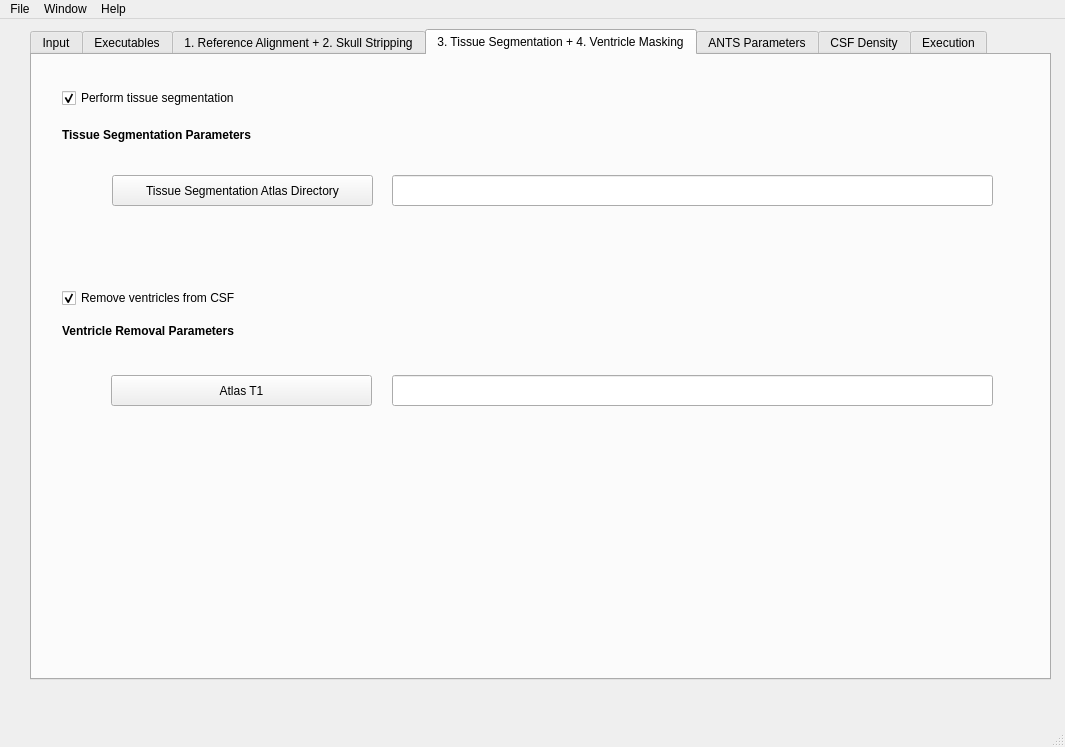
The window that src/app/csfwindow.ui (NIRALUser/auto_EACSF) describes before a commit, drawn with Qt 5.
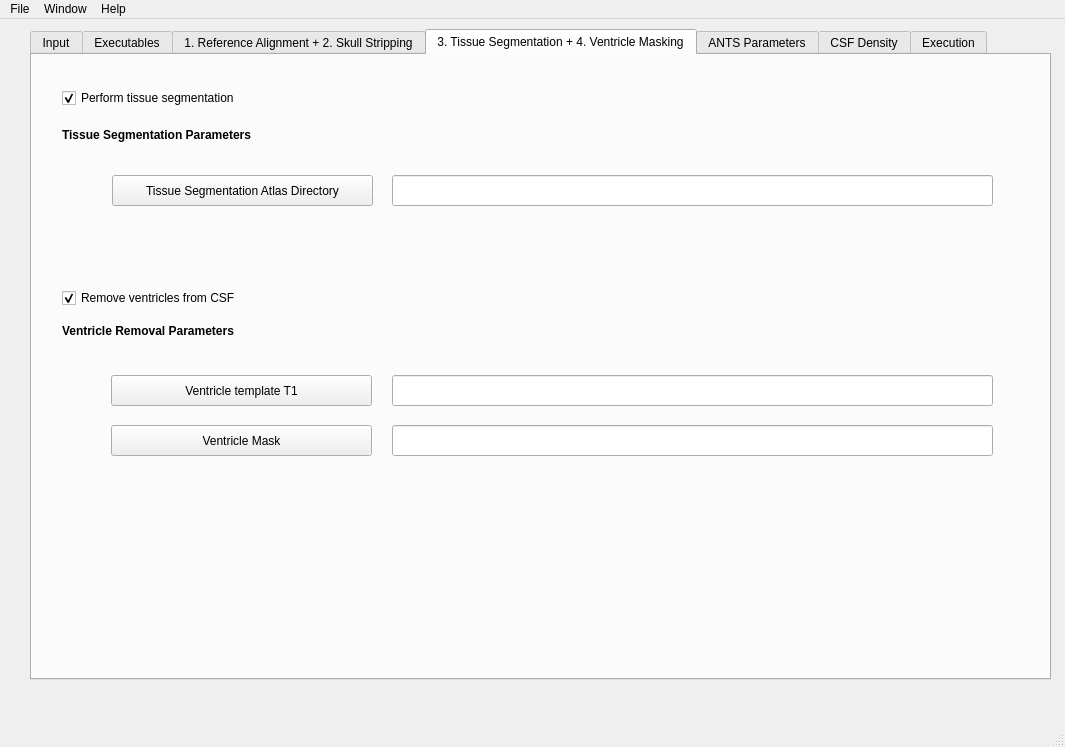
The same window after the commit. The open tabs and pages were chosen to show the change.

```diff
--- a/src/app/csfwindow.ui
+++ b/src/app/csfwindow.ui
@@ -622,7 +622,7 @@
        </rect>
       </property>
       <property name="text">
-       <string>Atlas T1</string>
+       <string>Ventricle template T1</string>
       </property>
      </widget>
      <widget class="QLabel" name="label_VentricleRemoval">
@@ -670,6 +670,29 @@
        </rect>
       </property>
      </widget>
+     <widget class="QPushButton" name="pushButton_templateInvMaskVentricle">
+      <property name="geometry">
+       <rect>
+        <x>79</x>
+        <y>370</y>
+        <width>261</width>
+        <height>31</height>
+       </rect>
+      </property>
+      <property name="text">
+       <string>Ventricle Mask</string>
+      </property>
+     </widget>
+     <widget class="QLineEdit" name="lineEdit_templateInvMaskVentricle">
+      <property name="geometry">
+       <rect>
+        <x>360</x>
+        <y>370</y>
+        <width>601</width>
+        <height>31</height>
+       </rect>
+      </property>
+     </widget>
     </widget>
     <widget class="QWidget" name="tab_ANTSregistration">
      <attribute name="title">
```
Left out of the diff: 6 changed lines with no effect on the pictures.
